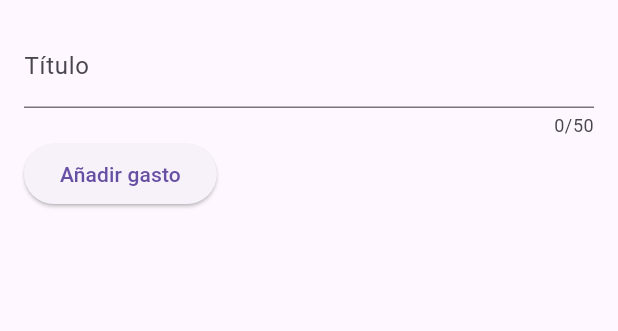
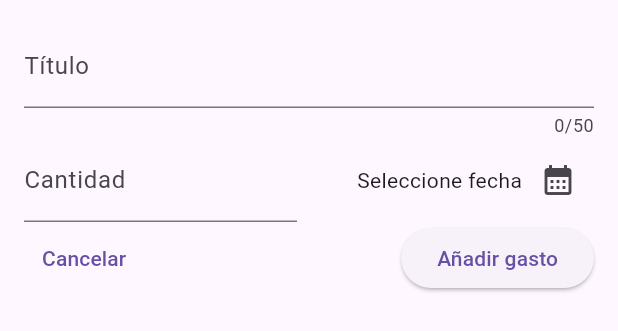
Before and after one commit to Ing-Eduardo-E/Flutter-Projects, a Flutter app: the NewExpense widget shown alone on an empty page, opened directly, on a phone screen of 412 x 824 dp. Shown: the top 331 px of the screen. Run offline on Flutter 3.47's test engine with Material 2 defaults, Android fonts, the phone set to English and light mode, and no system bars; our stand-ins replace google_fonts.

Commit message:
Agregar mas campos al modal de la barra de menu

```diff
--- a/flutter_presupuesto_3/lib/widgets/new_expense.dart
+++ b/flutter_presupuesto_3/lib/widgets/new_expense.dart
@@ -8,10 +8,25 @@ class NewExpense extends StatefulWidget {
 }
 
 class _NewExpenseState extends State<NewExpense> {
-  var _enteredTitle = '';
+  final _titleController = TextEditingController();
+  final _amountController = TextEditingController();
 
-  void _saveTitleInput(String inputValue) {
-    _enteredTitle = inputValue;
+  void _presentDatePicker() {
+    final now = DateTime.now();
+    final firstDate = DateTime(now.year, now.month - 1, now.day);
+    showDatePicker(
+      context: context,
+      initialDate: now,
+      firstDate: firstDate,
+      lastDate: now,
+    );
+  }
+
+  @override
+  void dispose() {
+    _titleController.dispose();
+    _amountController.dispose();
+    super.dispose();
   }
 
   @override
@@ -21,7 +36,7 @@ class _NewExpenseState extends State<NewExpense> {
       child: Column(
         children: [
           TextField(
-            onChanged: _saveTitleInput,
+            controller: _titleController,
             maxLength: 50,
             decoration: const InputDecoration(
               labelText: 'Título',
@@ -29,9 +44,45 @@ class _NewExpenseState extends State<NewExpense> {
           ),
           Row(
             children: [
+              Expanded(
+                child: TextField(
+                  controller: _amountController,
+                  keyboardType: TextInputType.number,
+                  decoration: const InputDecoration(
+                    prefixText: '\$',
+                    labelText: 'Cantidad',
+                  ),
+                ),
+              ),
+              const SizedBox(width: 16),
+              Expanded(
+                child: Row(
+                  mainAxisAlignment: MainAxisAlignment.end,
+                  crossAxisAlignment: CrossAxisAlignment.center,
+                  children: [
+                    const Text('Seleccione fecha'),
+                    IconButton(
+                      onPressed: _presentDatePicker,
+                      icon: const Icon(Icons.calendar_month),
+                    ),
+                  ],
+                ),
+              ),
+            ],
+          ),
+          Row(
+            children: [
+              TextButton(
+                onPressed: () {
+                  Navigator.of(context).pop();
+                },
+                child: const Text('Cancelar'),
+              ),
+              const Spacer(),
               ElevatedButton(
                 onPressed: () {
-                  print(_enteredTitle);
+                  print(_titleController.text);
+                  print(_amountController.text);
                 },
                 child: const Text('Añadir gasto'),
               ),
```
